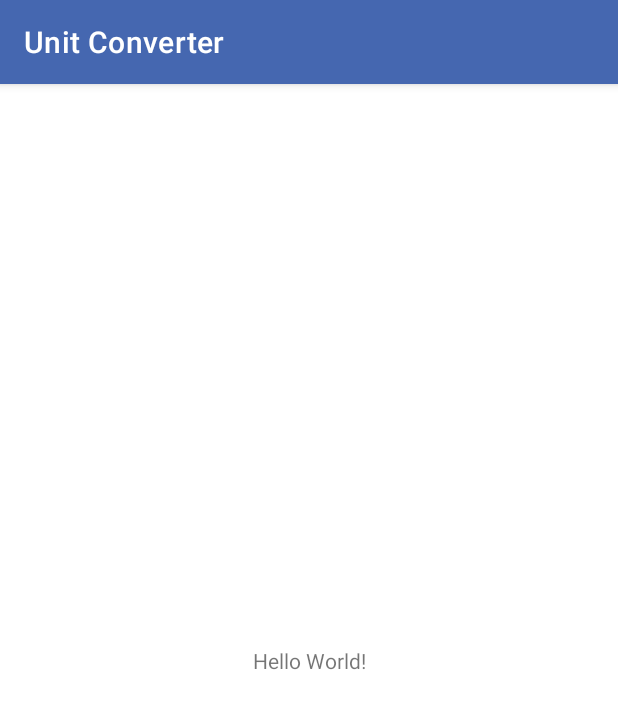
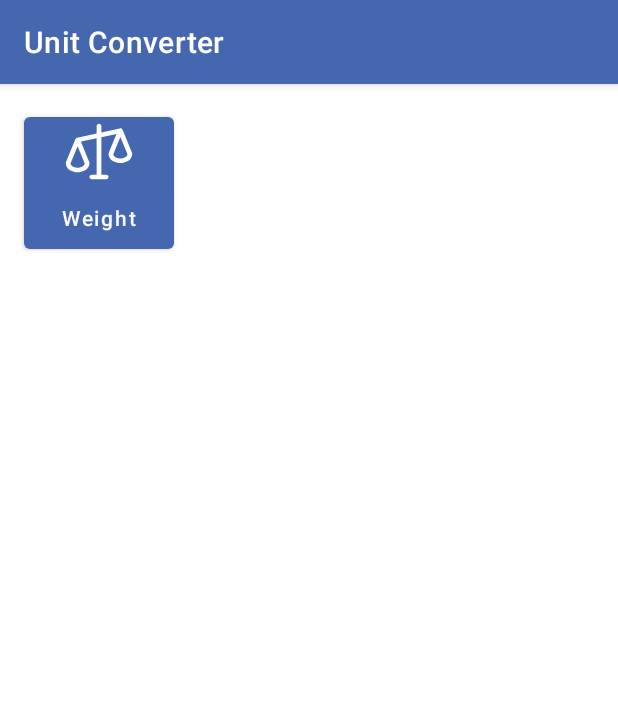
Before and after one commit to hadiansyach/unit-converter, an Android app: the screen it shows after launch (MainActivity), on a phone screen of 412 x 824 dp. Shown: the top 709 px of the screen. Run offline under Robolectric (Android 15) with nearby library versions, the phone set to English and light mode, and no system bars.

Commit message:
nambah splashscreen, layout, dan gambar

```diff
--- a/app/build.gradle
+++ b/app/build.gradle
@@ -15,6 +15,9 @@ android {
         versionName "1.0"
 
         testInstrumentationRunner "androidx.test.runner.AndroidJUnitRunner"
+    }
+    buildFeatures {
+        viewBinding true
     }
 
     buildTypes {
--- a/app/src/main/java/com/d3if3032/unitconverter/MainActivity.kt
+++ b/app/src/main/java/com/d3if3032/unitconverter/MainActivity.kt
@@ -2,10 +2,14 @@ package com.d3if3032.unitconverter
 
 import androidx.appcompat.app.AppCompatActivity
 import android.os.Bundle
+import com.d3if3032.unitconverter.databinding.ActivityMainBinding
+import com.d3if3032.unitconverter.databinding.CalculationActivityBinding
 
 class MainActivity : AppCompatActivity() {
     override fun onCreate(savedInstanceState: Bundle?) {
         super.onCreate(savedInstanceState)
-        setContentView(R.layout.activity_main)
+        var binding = ActivityMainBinding.inflate(layoutInflater)
+        setContentView(binding.root)
+
     }
 }
--- /dev/null
+++ b/app/src/main/res/drawable/ic_weight.xml
@@ -0,0 +1,4 @@
+<vector android:height="38.152172dp" android:viewportHeight="39"
+    android:viewportWidth="46" android:width="45dp" xmlns:android="http://schemas.android.com/apk/res/android">
+    <path android:fillColor="#4464AD" android:pathData="M45.386,20.49L38.957,4.656C38.815,4.307 38.553,4.02 38.215,3.844C37.878,3.669 37.489,3.617 37.117,3.698L24.607,6.438V2.083C24.607,1.663 24.438,1.261 24.136,0.964C23.835,0.667 23.426,0.5 23,0.5C22.574,0.5 22.165,0.667 21.864,0.964C21.562,1.261 21.393,1.663 21.393,2.083V7.146L8.186,10.038C7.932,10.093 7.694,10.209 7.495,10.375C7.296,10.54 7.141,10.751 7.043,10.99V11.002L0.615,26.823C0.538,27.012 0.499,27.213 0.5,27.417C0.5,32.03 5.43,33.75 8.536,33.75C11.642,33.75 16.571,32.03 16.571,27.417C16.573,27.213 16.534,27.012 16.457,26.823L10.729,12.725L21.393,10.396V35.333H18.179C17.752,35.333 17.344,35.5 17.042,35.797C16.741,36.094 16.571,36.497 16.571,36.917C16.571,37.337 16.741,37.739 17.042,38.036C17.344,38.333 17.752,38.5 18.179,38.5H27.821C28.248,38.5 28.656,38.333 28.958,38.036C29.259,37.739 29.429,37.337 29.429,36.917C29.429,36.497 29.259,36.094 28.958,35.797C28.656,35.5 28.248,35.333 27.821,35.333H24.607V9.687L34.853,7.447L29.543,20.49C29.466,20.678 29.427,20.88 29.429,21.083C29.429,25.697 34.359,27.417 37.464,27.417C40.57,27.417 45.5,25.697 45.5,21.083C45.501,20.88 45.462,20.678 45.386,20.49ZM8.536,30.583C7.023,30.583 3.963,29.869 3.728,27.686L8.536,15.847L13.343,27.686C13.108,29.869 10.049,30.583 8.536,30.583ZM37.464,24.25C35.951,24.25 32.892,23.535 32.657,21.353L37.464,9.513L42.272,21.353C42.037,23.535 38.977,24.25 37.464,24.25Z"/>
+</vector>
--- /dev/null
+++ b/app/src/main/res/drawable/radius.xml
@@ -0,0 +1,5 @@
+<!-- res/drawable/myrect.xml -->
+<shape xmlns:android="http://schemas.android.com/apk/res/android"
+    android:shape="rectangle">
+    <corners android:radius="10dp" />
+</shape>
--- a/app/src/main/res/layout/activity_main.xml
+++ b/app/src/main/res/layout/activity_main.xml
@@ -6,12 +6,44 @@
     android:layout_height="match_parent"
     tools:context=".MainActivity">
 
-    <TextView
-        android:layout_width="wrap_content"
-        android:layout_height="wrap_content"
-        android:text="Hello World!"
-        app:layout_constraintBottom_toBottomOf="parent"
-        app:layout_constraintEnd_toEndOf="parent"
+<!--    <TextView-->
+<!--        android:id="@+id/textView"-->
+<!--        android:layout_width="wrap_content"-->
+<!--        android:layout_height="wrap_content"-->
+<!--        android:layout_marginTop="8dp"-->
+<!--        android:elevation="5dp"-->
+<!--        android:fontFamily="sans-serif"-->
+<!--        android:labelFor="@id/weightButton"-->
+<!--        android:text="@string/weight_plcholder"-->
+<!--        android:textSize="12sp"-->
+<!--        app:layout_constraintEnd_toEndOf="@+id/weightButton"-->
+<!--        app:layout_constraintStart_toStartOf="@+id/weightButton"-->
+<!--        app:layout_constraintTop_toBottomOf="@+id/weightButton" />-->
+
+<!--    <ImageButton-->
+<!--        android:id="@+id/weightButton"-->
+<!--        android:layout_width="100dp"-->
+<!--        android:layout_height="100dp"-->
+<!--        android:layout_marginStart="16dp"-->
+<!--        android:layout_marginTop="16dp"-->
+<!--        android:backgroundTint="@color/white"-->
+<!--        android:elevation="10dp"-->
+<!--        app:layout_constraintStart_toStartOf="parent"-->
+<!--        app:layout_constraintTop_toTopOf="parent"-->
+<!--        app:srcCompat="@drawable/ic_weight"-->
+<!--        />-->
+
+    <Button
+        android:id="@+id/buttonWeight"
+        android:layout_width="100dp"
+        android:layout_height="100dp"
+        android:layout_marginStart="16dp"
+        android:layout_marginTop="16dp"
+        android:drawableTop="@drawable/ic_weight"
+        android:drawableTint="#FEFEFE"
+        android:elevation="20dp"
+        android:text="@string/weight_plcholder"
+        android:textAllCaps="false"
         app:layout_constraintStart_toStartOf="parent"
         app:layout_constraintTop_toTopOf="parent" />
 
--- a/app/src/main/res/values-night/themes.xml
+++ b/app/src/main/res/values-night/themes.xml
@@ -2,9 +2,9 @@
     <!-- Base application theme. -->
     <style name="Theme.UnitConverter" parent="Theme.MaterialComponents.DayNight.DarkActionBar">
         <!-- Primary brand color. -->
-        <item name="colorPrimary">@color/powder_blue</item>
+        <item name="colorPrimary">@color/true_blue</item>
         <item name="colorPrimaryVariant">@color/yinMn_blue</item>
-        <item name="colorOnPrimary">@color/black</item>
+        <item name="colorOnPrimary">@color/white</item>
         <!-- Secondary brand color. -->
         <item name="colorSecondary">@color/teal_200</item>
         <item name="colorSecondaryVariant">@color/teal_200</item>
@@ -12,5 +12,6 @@
         <!-- Status bar color. -->
         <item name="android:statusBarColor">?attr/colorPrimaryVariant</item>
         <!-- Customize your theme here. -->
+
     </style>
 </resources>
--- a/app/src/main/res/values-v31/themes.xml
+++ b/app/src/main/res/values-v31/themes.xml
@@ -15,5 +15,6 @@
         <!-- Customize your theme here. -->
         <item name="android:windowSplashScreenBackground">@color/true_blue</item>
         <item name="android:windowSplashScreenAnimatedIcon">@drawable/ic_unit_converter</item>
+        <item name="android:windowSplashScreenAnimationDuration">1000</item>
     </style>
 </resources>
--- a/app/src/main/res/values/colors.xml
+++ b/app/src/main/res/values/colors.xml
@@ -7,4 +7,5 @@
     <color name="teal_700">#FF018786</color>
     <color name="black">#0e0e0e</color>
     <color name="white">#fafafa</color>
+    <color name="grey">#50514F</color>
 </resources>
```
Also changed, not shown: app/src/main/res/layout/calculation_activity.xml (added, +168 -0 lines), app/src/main/res/values/strings.xml (+11 -0 lines).
